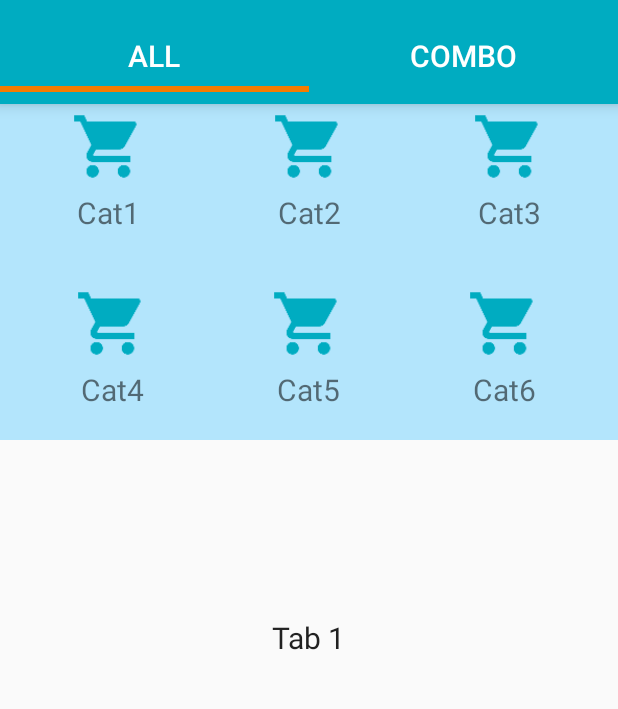
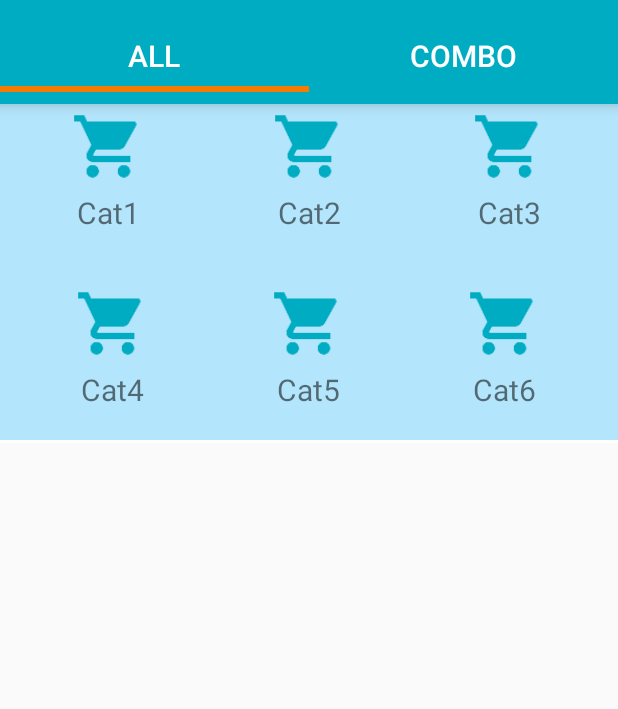
Before and after one commit to SelimaC/ShopMemo, an Android app: the screen it shows after launch (Home_Activity), after a tap on "Filter", on a phone screen of 412 x 824 dp, the part 64-773 px from its top. Run offline under Robolectric (Android 15) with nearby library versions, the phone set to English and light mode, and no system bars.

Commit message:
Menu filtra

```diff
--- a/app/src/main/java/com/example/selima/shopmemo/AllFragment.java
+++ b/app/src/main/java/com/example/selima/shopmemo/AllFragment.java
@@ -16,11 +16,12 @@ import android.widget.Button;
 import android.widget.ImageButton;
 import android.widget.Toast;
 
+import java.util.ArrayList;
+
 public class AllFragment extends Fragment {
 
     @Override
     public View onCreateView(LayoutInflater inflater, ViewGroup container, Bundle savedInstanceState) {
         return inflater.inflate(R.layout.all_fragment1, container, false);
-
     }
 }
--- a/app/src/main/java/com/example/selima/shopmemo/Home_Activity.java
+++ b/app/src/main/java/com/example/selima/shopmemo/Home_Activity.java
@@ -29,7 +29,7 @@ import android.widget.TabHost;
 import android.widget.Toast;
 
 
-public class Home_Activity extends AppCompatActivity {
+public class Home_Activity extends AppCompatActivity implements View.OnClickListener {
 
     LinearLayout mRevealView;
     boolean hidden=true;
@@ -46,78 +46,6 @@ public class Home_Activity extends AppCompatActivity {
 
         final ActionBar ab = getSupportActionBar();
 
-        ib_cat1=(ImageButton)findViewById(R.id.cat1);
-        ib_cat2=(ImageButton)findViewById(R.id.cat2);
-        ib_cat3=(ImageButton)findViewById(R.id.cat3);
-        ib_cat4=(ImageButton)findViewById(R.id.cat4);
-        ib_cat5=(ImageButton)findViewById(R.id.cat5);
-        ib_cat6=(ImageButton)findViewById(R.id.cat6);
-        Log.d("arg"," " + ib_cat1.toString());
-        ib_cat1.setOnClickListener(new View.OnClickListener(){
-            @Override
-            public void onClick(View arg0) {
-                // azioni da fare
-                Log.d("arg"," " + arg0.toString());
-                Toast.makeText(Home_Activity.this,
-                        "Categoria1", Toast.LENGTH_SHORT).show();
-                mRevealView.setVisibility(View.INVISIBLE);
-                hidden=true;
-            }
-        });
-
-
-        ib_cat2.setOnClickListener(new View.OnClickListener(){
-            @Override
-            public void onClick(View arg0) {
-                // azioni da fare
-                Toast.makeText(Home_Activity.this,
-                        "Categoria2", Toast.LENGTH_SHORT).show();
-                mRevealView.setVisibility(View.INVISIBLE);
-                hidden=true;
-            }
-        });
-
-        ib_cat3.setOnClickListener(new View.OnClickListener(){
-            @Override
-            public void onClick(View arg0) {
-                // azioni da fare
-                Toast.makeText(Home_Activity.this,
-                        "Categoria3", Toast.LENGTH_SHORT).show();
-                mRevealView.setVisibility(View.INVISIBLE);
-                hidden=true;
-            }
-        });
-        ib_cat4.setOnClickListener(new View.OnClickListener(){
-            @Override
-            public void onClick(View arg0) {
-                // azioni da fare
-                Toast.makeText(Home_Activity.this,
-                        "Categoria4", Toast.LENGTH_SHORT).show();
-                mRevealView.setVisibility(View.INVISIBLE);
-                hidden=true;
-            }
-        });
-        ib_cat5.setOnClickListener(new View.OnClickListener(){
-            @Override
-            public void onClick(View arg0) {
-                // azioni da fare
-                Toast.makeText(Home_Activity.this,
-                        "Categoria5", Toast.LENGTH_SHORT).show();
-                mRevealView.setVisibility(View.INVISIBLE);
-                hidden=true;
-            }
-        });
-        ib_cat6.setOnClickListener(new View.OnClickListener(){
-            @Override
-            public void onClick(View arg0) {
-                // azioni da fare
-                Toast.makeText(Home_Activity.this,
-                        "Categoria6", Toast.LENGTH_SHORT).show();
-                mRevealView.setVisibility(View.INVISIBLE);
-                hidden=true;
-            }
-        });
-
         mRevealView = (LinearLayout) findViewById(R.id.reveal_items);
         mRevealView.setVisibility(View.INVISIBLE);
 
@@ -126,6 +54,20 @@ public class Home_Activity extends AppCompatActivity {
         tabLayout.addTab(tabLayout.newTab().setText("COMBO"));
 
         tabLayout.setTabGravity(TabLayout.GRAVITY_FILL);
+
+        ib_cat1=(ImageButton)findViewById(R.id.cat1);
+        ib_cat2=(ImageButton)findViewById(R.id.cat2);
+        ib_cat3=(ImageButton)findViewById(R.id.cat3);
+        ib_cat4=(ImageButton)findViewById(R.id.cat4);
+        ib_cat5=(ImageButton)findViewById(R.id.cat5);
+        ib_cat6=(ImageButton)findViewById(R.id.cat6);
+
+        ib_cat1.setOnClickListener(this);
+        ib_cat2.setOnClickListener(this);
+        ib_cat3.setOnClickListener(this);
+        ib_cat4.setOnClickListener(this);
+        ib_cat5.setOnClickListener(this);
+        ib_cat6.setOnClickListener(this);
 
         final ViewPager viewPager = (ViewPager) findViewById(R.id.pager);
         final PagerAdapter adapter = new PagerAdapter
@@ -175,6 +117,58 @@ public class Home_Activity extends AppCompatActivity {
 
     }
 
+
+    // imagebutton click events
+    @Override
+    public void onClick(View v) {
+        final ViewPager viewPager = (ViewPager) findViewById(R.id.pager);
+        viewPager.setVisibility(View.VISIBLE);
+        switch (v.getId()) {
+            case R.id.cat1:
+                Toast.makeText(Home_Activity.this,
+                        "Categoria1", Toast.LENGTH_SHORT).show();
+                mRevealView.setVisibility(View.INVISIBLE);
+                mRevealView.setVisibility(View.INVISIBLE);
+                hidden=true;
+                break;
+            case R.id.cat2:
+                Toast.makeText(Home_Activity.this,
+                        "Categoria2", Toast.LENGTH_SHORT).show();
+                mRevealView.setVisibility(View.INVISIBLE);
+                mRevealView.setVisibility(View.INVISIBLE);
+                hidden=true;
+                break;
+            case R.id.cat3:
+                Toast.makeText(Home_Activity.this,
+                        "Categoria3", Toast.LENGTH_SHORT).show();
+                mRevealView.setVisibility(View.INVISIBLE);
+                mRevealView.setVisibility(View.INVISIBLE);
+                hidden=true;
+                break;
+            case R.id.cat4:
+                Toast.makeText(Home_Activity.this,
+                        "Categoria4", Toast.LENGTH_SHORT).show();
+                mRevealView.setVisibility(View.INVISIBLE);
+                mRevealView.setVisibility(View.INVISIBLE);
+                hidden=true;
+                break;
+            case R.id.cat5:
+                Toast.makeText(Home_Activity.this,
+                        "Categoria5", Toast.LENGTH_SHORT).show();
+                mRevealView.setVisibility(View.INVISIBLE);
+                mRevealView.setVisibility(View.INVISIBLE);
+                hidden=true;
+                break;
+            case R.id.cat6:
+                Toast.makeText(Home_Activity.this,
+                        "Categoria6", Toast.LENGTH_SHORT).show();
+                mRevealView.setVisibility(View.INVISIBLE);
+                mRevealView.setVisibility(View.INVISIBLE);
+                hidden=true;
+                break;
+        }
+    }
+
     private Menu menu;
     @Override
     public boolean onCreateOptionsMenu(Menu menu) {
@@ -193,9 +187,7 @@ public class Home_Activity extends AppCompatActivity {
     public boolean onOptionsItemSelected(MenuItem item) {
         switch (item.getItemId()) {
             case R.id.filterAll:
-                ImageButton ib_cat1=(ImageButton)findViewById(R.id.cat1);
 
-                Log.d("d","oo: " + ib_cat1.callOnClick());
                 // finding X and Y co-ordinates
                 int cx = (mRevealView.getLeft() + mRevealView.getRight());
                 int cy = (mRevealView.getTop());
@@ -222,11 +214,14 @@ public class Home_Activity extends AppCompatActivity {
                 // performing circular reveal for reverse animation
                 animate = ViewAnimationUtils.createCircularReveal(mRevealView,cx,cy,reverse_startradius,reverse_endradius);
                 if(hidden){
+                    final ViewPager viewPager = (ViewPager) findViewById(R.id.pager);
+                    viewPager.setVisibility(View.INVISIBLE);
 
                     // to show the layout when icon is tapped
                     mRevealView.setVisibility(View.VISIBLE);
                     animator.start();
                     hidden = false;
+
                 }
 
                 return true;
@@ -267,6 +262,7 @@ public class Home_Activity extends AppCompatActivity {
     @Override
     public boolean dispatchTouchEvent(MotionEvent ev) {
         if(!isWithinEditTextBounds((int)ev.getRawX(),(int)ev.getRawY()) && hidden==false){
+
             int cx = (mRevealView.getLeft() + mRevealView.getRight());
             int cy = (mRevealView.getTop());
             int reverse_startradius = Math.max(mRevealView.getWidth(),mRevealView.getHeight());
@@ -290,7 +286,8 @@ public class Home_Activity extends AppCompatActivity {
                     }
                 });
                 animate.start();
-
+            final ViewPager viewPager = (ViewPager) findViewById(R.id.pager);
+            viewPager.setVisibility(View.VISIBLE);
             return true;
 
         }
--- a/app/src/main/res/layout/activity_home_.xml
+++ b/app/src/main/res/layout/activity_home_.xml
@@ -21,13 +21,30 @@
 
         />
 
+
+
+
+    <android.support.design.widget.TabLayout
+        android:id="@+id/tab_layout"
+        android:layout_width="match_parent"
+        android:layout_height="wrap_content"
+        android:layout_below="@+id/toolbar"
+        android:background="?attr/colorPrimary"
+        android:elevation="6dp"
+        android:minHeight="?attr/actionBarSize"
+        android:theme="@style/ThemeOverlay.AppCompat.Dark.ActionBar"
+        app:tabTextAppearance="@style/MyTabLayoutTextAppearance"
+        app:tabIndicatorHeight="4dp" />
+
+
     <LinearLayout
         android:id="@+id/reveal_items"
         android:layout_width="match_parent"
         android:layout_height="wrap_content"
         android:layout_marginTop="100dp"
         android:background="#b3e5fc"
-        android:orientation="vertical">
+        android:orientation="vertical"
+        android:clickable="true">
 
         <LinearLayout
             android:layout_width="match_parent"
@@ -181,23 +198,11 @@
             </LinearLayout>
 
         </LinearLayout>
-
+        <View
+            android:layout_width="match_parent"
+            android:layout_height="2dp"
+            android:background="@android:color/white" />
     </LinearLayout>
-
-
-    <android.support.design.widget.TabLayout
-        android:id="@+id/tab_layout"
-        android:layout_width="match_parent"
-        android:layout_height="wrap_content"
-        android:layout_below="@+id/toolbar"
-        android:background="?attr/colorPrimary"
-        android:elevation="6dp"
-        android:minHeight="?attr/actionBarSize"
-        android:theme="@style/ThemeOverlay.AppCompat.Dark.ActionBar"
-        app:tabTextAppearance="@style/MyTabLayoutTextAppearance"
-        app:tabIndicatorHeight="4dp" />/>
-
-
 
     <android.support.v4.view.ViewPager
         android:id="@+id/pager"
--- a/app/src/main/res/layout/all_fragment1.xml
+++ b/app/src/main/res/layout/all_fragment1.xml
@@ -11,4 +11,5 @@
         android:layout_centerInParent="true"
         android:text="Tab 1"
         android:textAppearance="?android:attr/textAppearanceLarge"/>
+
 </RelativeLayout>
```
